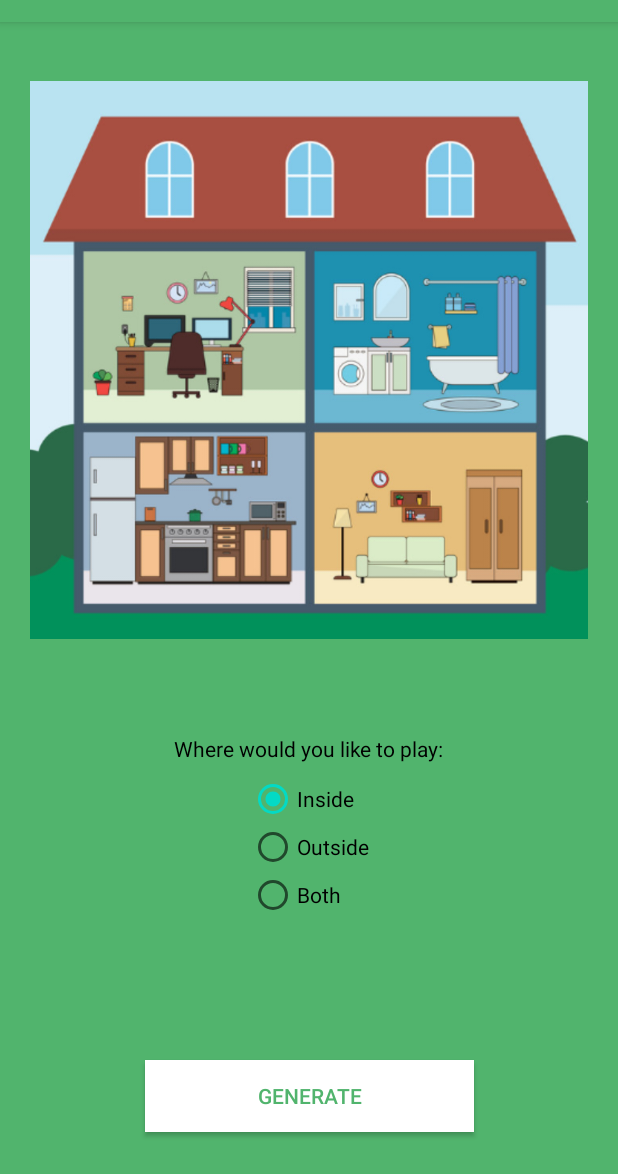
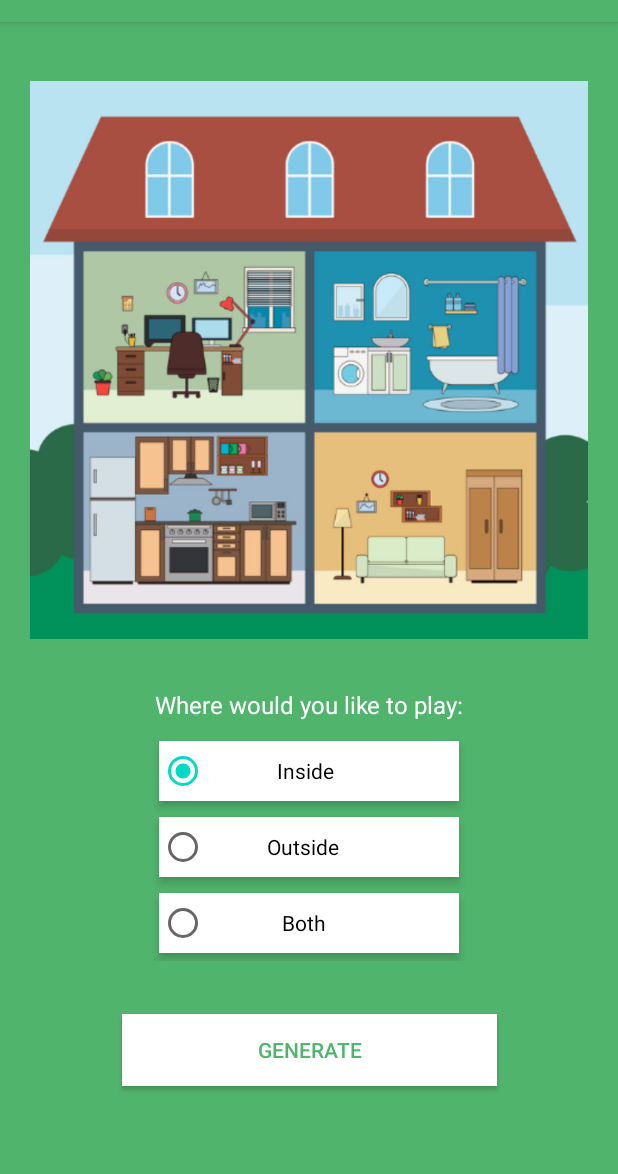
Before and after one commit to bctecnica/House-hunt, an Android app: the screen it shows after launch (MainActivity), on a phone screen of 412 x 824 dp, the part 62-1236 px from its top. Run offline under Robolectric (Android 15) with nearby library versions, the phone set to English and light mode, and no system bars.

Commit message:
fixed layout on smaller phones

```diff
--- a/app/src/main/java/com/bctecnica/houseHunt/MainGame.java
+++ b/app/src/main/java/com/bctecnica/houseHunt/MainGame.java
@@ -89,7 +89,7 @@ public class MainGame extends AppCompatActivity {
         gameOverPopUp.setMessage("Time to count up each players pile and see who the winner is.");
 
         gameOverPopUp.setNegativeButton(
-                "Reset game",
+                "Play Again",
                 (dialog, id) -> finish());
 
         AlertDialog alert11 = gameOverPopUp.create();
--- a/app/src/main/res/layout/activity_main.xml
+++ b/app/src/main/res/layout/activity_main.xml
@@ -1,5 +1,5 @@
 <?xml version="1.0" encoding="utf-8"?>
-<androidx.constraintlayout.widget.ConstraintLayout xmlns:android="http://schemas.android.com/apk/res/android"
+<ScrollView xmlns:android="http://schemas.android.com/apk/res/android"
     xmlns:app="http://schemas.android.com/apk/res-auto"
     xmlns:tools="http://schemas.android.com/tools"
     android:id="@+id/openingLayout"
@@ -8,11 +8,15 @@
     android:background="#51b46d"
     tools:context=".MainActivity">
 
+    <androidx.constraintlayout.widget.ConstraintLayout android:layout_height="wrap_content"
+        android:layout_width="match_parent">
+
     <ImageView
         android:id="@+id/whereView"
         android:layout_width="0dp"
         android:layout_height="434dp"
         android:layout_marginTop="8dp"
+        android:adjustViewBounds="true"
         android:paddingStart="20dp"
         android:paddingEnd="20dp"
         app:layout_constraintEnd_toEndOf="parent"
@@ -25,53 +29,79 @@
         android:id="@+id/wheretoHunt"
         android:layout_width="wrap_content"
         android:layout_height="wrap_content"
-        android:layout_marginBottom="8dp"
+        android:layout_marginTop="2dp"
         android:text="Where would you like to play:"
-        android:textColor="#000000"
-        app:layout_constraintBottom_toTopOf="@+id/whereSelector"
+        android:textColor="#FFFFFF"
+        android:textSize="16sp"
         app:layout_constraintEnd_toEndOf="parent"
-        app:layout_constraintStart_toStartOf="parent" />
+        app:layout_constraintStart_toStartOf="parent"
+        app:layout_constraintTop_toBottomOf="@+id/whereView" />
 
     <RadioGroup
         android:id="@+id/whereSelector"
         android:layout_width="wrap_content"
         android:layout_height="wrap_content"
         android:layout_centerInParent="true"
-        android:layout_marginBottom="170dp"
-        app:layout_constraintBottom_toBottomOf="parent"
+        android:layout_marginTop="8dp"
         app:layout_constraintEnd_toEndOf="parent"
-        app:layout_constraintStart_toStartOf="parent">
+        app:layout_constraintStart_toStartOf="parent"
+        app:layout_constraintTop_toBottomOf="@+id/wheretoHunt">
 
         <RadioButton
             android:id="@+id/insideRadio"
-            android:layout_width="wrap_content"
-            android:layout_height="wrap_content"
+            android:layout_width="200dp"
+            android:layout_height="40dp"
+            android:layout_margin="5dp"
+            android:background="@android:color/background_light"
             android:checked="true"
-            android:text="Inside" />
+            android:elevation="4dp"
+            android:text="              Inside"
+            android:textColor="#000000"
+            android:textColorHighlight="#FFFFFF"
+            android:textColorLink="#FFFFFF" />
 
         <RadioButton
             android:id="@+id/outsideRadio"
-            android:layout_width="wrap_content"
-            android:layout_height="wrap_content"
-            android:text="Outside" />
+            android:layout_width="200dp"
+            android:layout_height="40dp"
+            android:layout_margin="5dp"
+            android:background="@android:color/background_light"
+            android:elevation="4dp"
+            android:text="            Outside"
+            android:textColor="#000000" />
 
         <RadioButton
             android:id="@+id/bothRadio"
-            android:layout_width="wrap_content"
-            android:layout_height="wrap_content"
-            android:text="Both" />
+            android:layout_width="200dp"
+            android:layout_height="40dp"
+            android:layout_margin="5dp"
+            android:background="@android:color/background_light"
+            android:elevation="4dp"
+            android:text="               Both"
+            android:textColor="#000000" />
     </RadioGroup>
 
         <Button
             android:id="@+id/generateButton"
-        android:layout_width="219dp"
+            android:layout_width="250dp"
             android:layout_height="48dp"
-        android:layout_marginBottom="28dp"
+            android:layout_marginTop="35dp"
             android:background="#FFFFFF"
+            android:elevation="4dp"
             android:text="GENERATE"
             android:textColor="#51B46D"
-        app:layout_constraintBottom_toBottomOf="parent"
             app:layout_constraintEnd_toEndOf="parent"
-        app:layout_constraintStart_toStartOf="parent" />
+            app:layout_constraintStart_toStartOf="parent"
+            app:layout_constraintTop_toBottomOf="@+id/whereSelector" />
+
+        <Space
+            android:layout_width="0dp"
+            android:layout_height="wrap_content"
+            android:layout_margin="20dp"
+            app:layout_constraintTop_toBottomOf="@+id/generateButton"
+            app:layout_constraintEnd_toEndOf="parent"
+            app:layout_constraintStart_toStartOf="parent"/>
 
     </androidx.constraintlayout.widget.ConstraintLayout>
+
+    </ScrollView>
```
Lines whose indentation alone changed are shown as unchanged.
